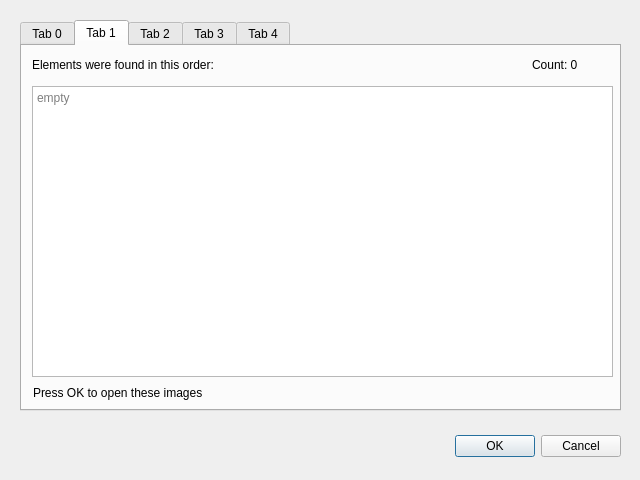
The window that jive/tabs.ui (jabbalaci/JiVE-Image-Viewer) describes before a commit, drawn with Qt 5.
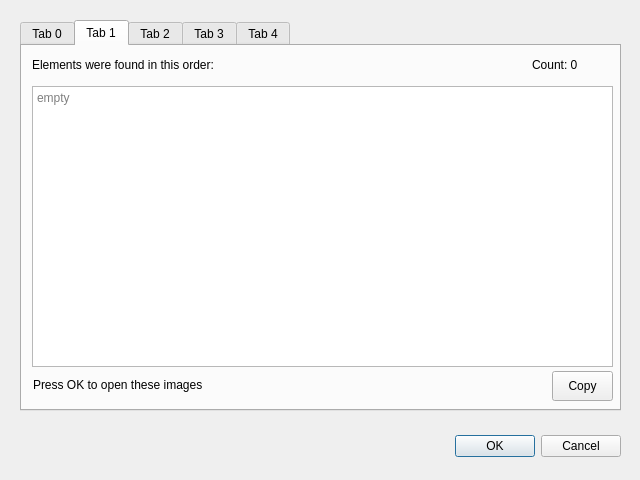
The same window after the commit. The open tabs and pages were chosen to show the change.

Commit message: copy to clipboard

Patch:
```diff
--- a/jive/tabs.ui
+++ b/jive/tabs.ui
@@ -254,7 +254,7 @@
        <x>10</x>
        <y>40</y>
        <width>581</width>
-       <height>291</height>
+       <height>281</height>
       </rect>
      </property>
      <layout class="QVBoxLayout" name="verticalLayout">
@@ -287,8 +287,8 @@
      <property name="geometry">
       <rect>
        <x>11</x>
-       <y>338</y>
-       <width>571</width>
+       <y>330</y>
+       <width>301</width>
        <height>18</height>
       </rect>
      </property>
@@ -309,6 +309,19 @@
       <string>Count: 0</string>
      </property>
     </widget>
+    <widget class="QPushButton" name="tab1CopyButton">
+     <property name="geometry">
+      <rect>
+       <x>530</x>
+       <y>325</y>
+       <width>61</width>
+       <height>30</height>
+      </rect>
+     </property>
+     <property name="text">
+      <string>Copy</string>
+     </property>
+    </widget>
    </widget>
    <widget class="QWidget" name="tab_2">
     <attribute name="title">
```
Left out of the diff: 59 changed lines with no effect on the pictures. The commit also changes 2 other files.
